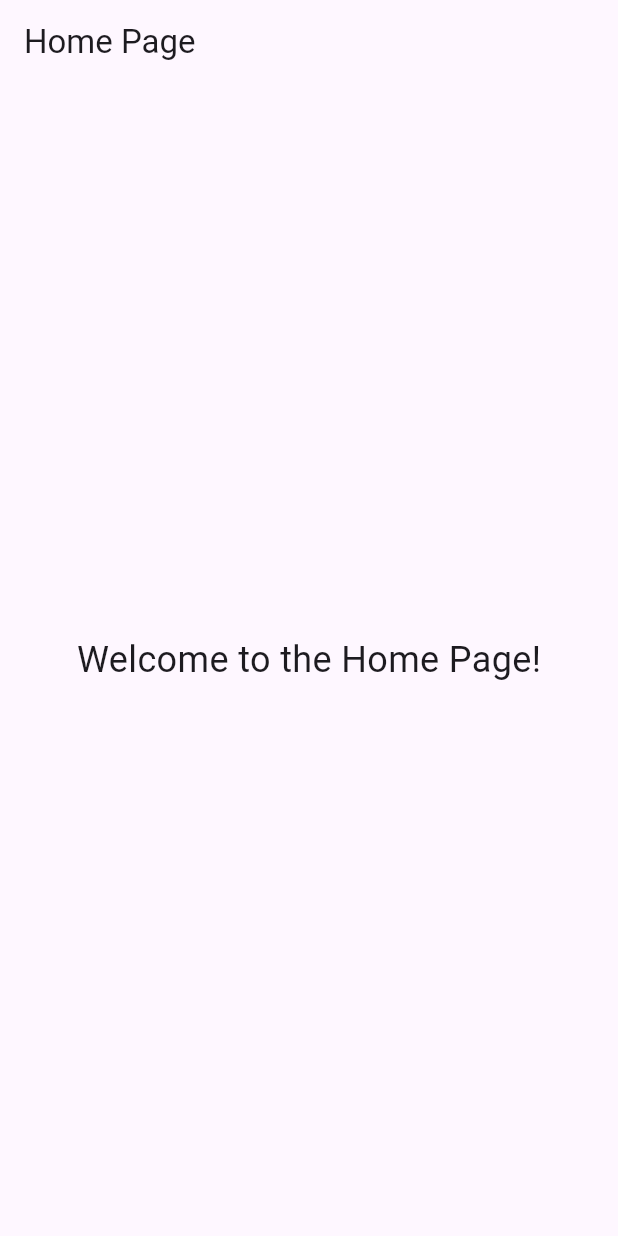
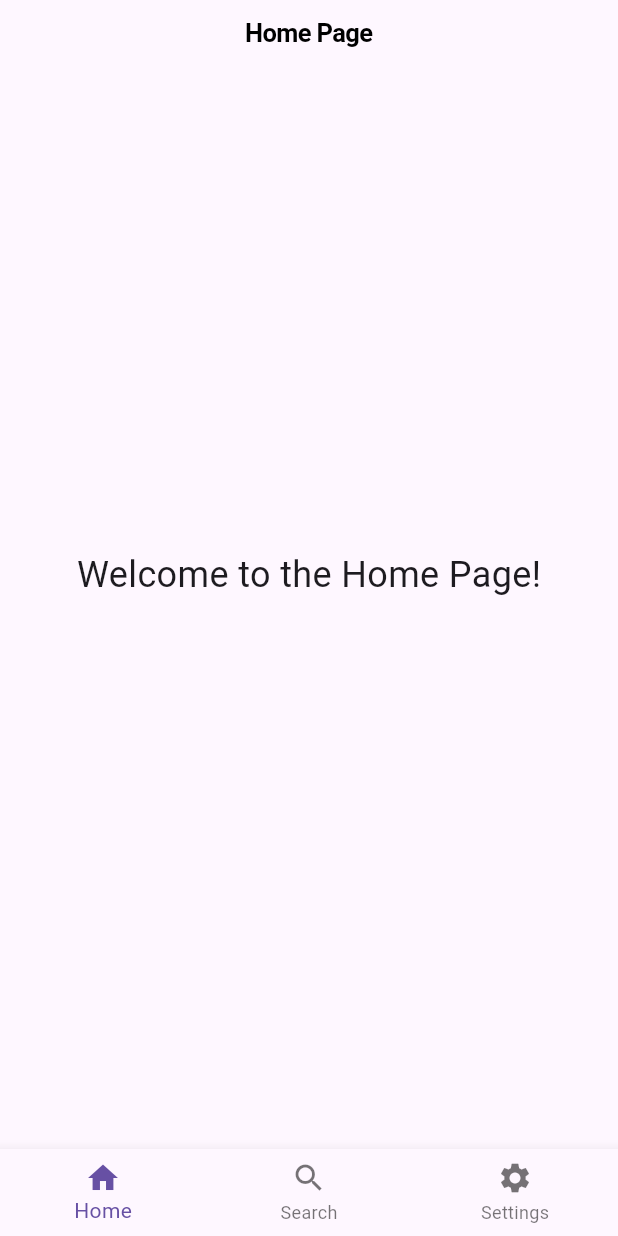
Before and after one commit to Muon-relativity/flutter_autoroute_shell_app, a Flutter app: the screen it shows after launch, after a tap on "Login", on a phone screen of 412 x 824 dp. Run offline on Flutter 3.47's test engine with Material 3 defaults, Android fonts, the phone set to English and light mode, and no system bars; our stand-ins replace auto_route.

Commit message:
Implement tab navigation with AppShell and add session management

```diff
--- a/lib/app.dart
+++ b/lib/app.dart
@@ -24,8 +24,38 @@ class _AppState extends State<App> {
 
   @override
   Widget build(BuildContext context) {
-    return MaterialApp.router(
-      routerConfig: _router.config(),
+    return SessionScope(
+      session: _session,
+      child: MaterialApp.router(
+        routerConfig: _router.config(),
+        title: 'Flutter Demo',
+        theme: ThemeData(
+          primarySwatch: Colors.blue,
+        ),
+      ),
     );
   }
 }
+
+class SessionScope extends InheritedWidget {
+  final Session session;
+
+  const SessionScope({
+    super.key,
+    required this.session,
+    required super.child,
+  });
+
+  static Session of(BuildContext context) {
+    final scope = context.dependOnInheritedWidgetOfExactType<SessionScope>();
+    if (scope == null) {
+      throw Exception('No SessionScope found in context');
+    }
+    return scope.session;
+  }
+
+  @override
+  bool updateShouldNotify(covariant SessionScope oldWidget) {
+    return oldWidget.session != session;
+  }
+}
--- a/lib/features/auth/login_page.dart
+++ b/lib/features/auth/login_page.dart
@@ -1,6 +1,8 @@
 
 import 'package:auto_route/annotations.dart';
+import 'package:auto_route/auto_route.dart';
 import 'package:flutter/material.dart';
+import 'package:flutter_autoroute_shell_app/router/app_router.dart';
 
 @RoutePage()
 class LoginPage extends StatelessWidget {
@@ -16,7 +18,10 @@ class LoginPage extends StatelessWidget {
       ),
       body: Center(
         child: ElevatedButton(
-          onPressed: onLoginCallback,
+          onPressed: (){
+            onLoginCallback?.call();
+            context.router.replaceAll([const AppShellRoute()]);
+          },
           child: const Text('Login'),
         ),
       ),
--- a/lib/features/home/home_page.dart
+++ b/lib/features/home/home_page.dart
@@ -1,6 +1,6 @@
 
 import 'package:auto_route/annotations.dart';
-import 'package:flutter/material.dart';
+import 'package:flutter/cupertino.dart';
 
 @RoutePage()
 class HomePage extends StatelessWidget {
@@ -8,11 +8,11 @@ class HomePage extends StatelessWidget {
 
   @override
   Widget build(BuildContext context) {
-    return Scaffold(
-      appBar: AppBar(
-        title: const Text('Home Page'),
+    return const CupertinoPageScaffold(
+      navigationBar: CupertinoNavigationBar(
+        middle: Text('Home Page'),
       ),
-      body: const Center(
+      child: Center(
         child: Text(
           'Welcome to the Home Page!',
           style: TextStyle(fontSize: 24),
--- /dev/null
+++ b/lib/features/home/home_tab_page.dart
@@ -0,0 +1,7 @@
+
+import 'package:auto_route/auto_route.dart';
+
+@RoutePage()
+class HomeTabPage extends AutoRouter {
+  const HomeTabPage({super.key});
+}
--- /dev/null
+++ b/lib/features/search/search_tab_page.dart
@@ -0,0 +1,7 @@
+
+import 'package:auto_route/auto_route.dart';
+
+@RoutePage()
+class SearchTabPage extends AutoRouter {
+  const SearchTabPage({super.key});
+}
--- /dev/null
+++ b/lib/features/settings/settings_tab_page.dart
@@ -0,0 +1,7 @@
+
+import 'package:auto_route/auto_route.dart';
+
+@RoutePage()
+class SettingsTabPage extends AutoRouter {
+  const SettingsTabPage({super.key});
+}
--- /dev/null
+++ b/lib/features/shell/app_shell_page.dart
@@ -0,0 +1,44 @@
+
+import 'package:auto_route/auto_route.dart';
+import 'package:flutter/material.dart';
+import 'package:flutter_autoroute_shell_app/features/home/home_tab_page.dart';
+
+import '../../router/app_router.dart';
+
+@RoutePage()
+class AppShellPage extends StatelessWidget {
+  const AppShellPage({super.key});
+
+  @override
+  Widget build(BuildContext context) {
+    return AutoTabsScaffold(
+      routes: [
+        const HomeTabRoute(),
+        const SearchTabRoute(),
+        const SettingsTabRoute(),
+      ],
+      bottomNavigationBuilder: (context, tabsRouter) {
+        return BottomNavigationBar(
+          currentIndex: tabsRouter.activeIndex,
+          onTap: (index) {
+            tabsRouter.setActiveIndex(index);
+          },
+          items: const [
+            BottomNavigationBarItem(
+              icon: Icon(Icons.home),
+              label: 'Home',
+            ),
+            BottomNavigationBarItem(
+              icon: Icon(Icons.search),
+              label: 'Search',
+            ),
+            BottomNavigationBarItem(
+              icon: Icon(Icons.settings),
+              label: 'Settings',
+            ),
+          ],
+        );
+      },
+    );
+  }
+}
--- a/lib/router/app_router.dart
+++ b/lib/router/app_router.dart
@@ -6,7 +6,13 @@ import 'guards/auth_guard.dart';
 
 // pages
 import '../features/home/home_page.dart';
+import '../features/home/home_tab_page.dart';
 import '../features/auth/login_page.dart';
+import '../features/search/search_page.dart';
+import '../features/search/search_tab_page.dart';
+import '../features/settings/settings_page.dart';
+import '../features/settings/settings_tab_page.dart';
+import '../features/shell/app_shell_page.dart';
 
 part 'app_router.gr.dart';
 
@@ -21,7 +27,11 @@ class AppRouter extends RootStackRouter {
 
   @override
   List<AutoRoute> get routes => [
-        AutoRoute(page: HomeRoute.page, initial: true, guards: [authGuard]),
+        AutoRoute(page: AppShellRoute.page, initial: true, guards: [authGuard], children: [
+          AutoRoute(page: HomeTabRoute.page, children: [AutoRoute(page: HomeRoute.page, initial: true)]),
+          AutoRoute(page: SearchTabRoute.page, children: [AutoRoute(page: SearchRoute.page, initial: true)]),
+          AutoRoute(page: SettingsTabRoute.page, children: [AutoRoute(page: SettingsRoute.page, initial: true)]),
+        ]),
         AutoRoute(page: LoginRoute.page),
       ];
 }
```
Also changed, not shown: lib/features/search/search_page.dart (added, +24 -0 lines), lib/features/settings/settings_page.dart (added, +31 -0 lines), lib/router/app_router.gr.dart.
